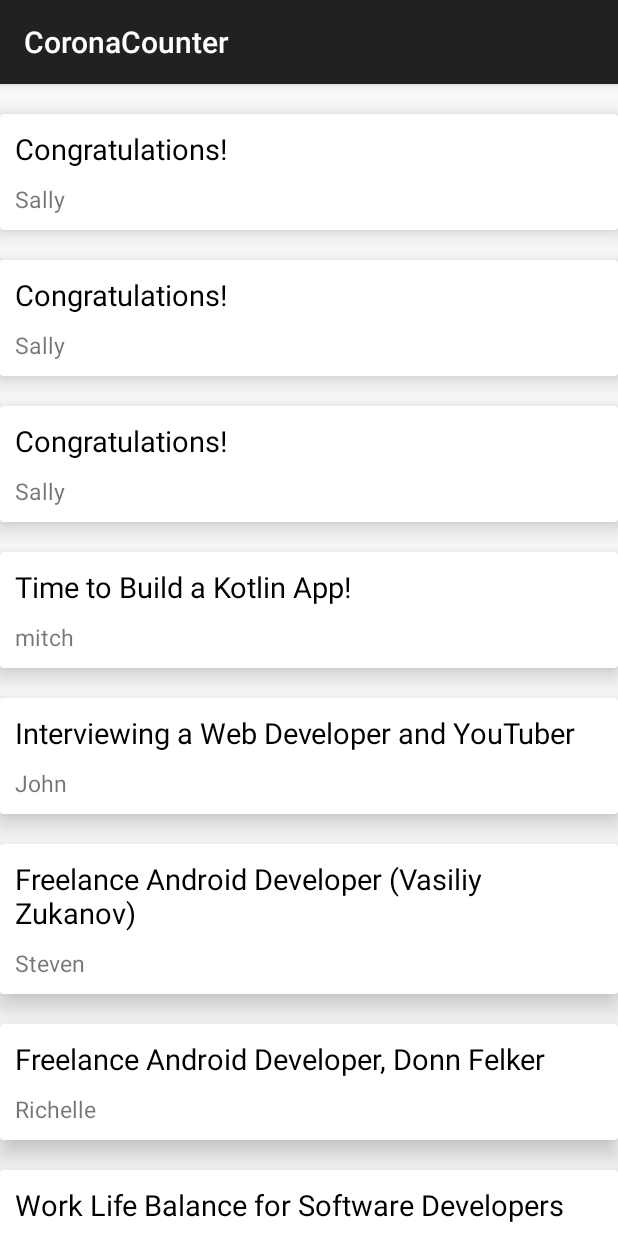
After one commit to lvddr/CoronaCounter, an Android app: the RecyclerView screen opened directly, with no data from a screen before it, on a phone screen of 412 x 824 dp. The commit adds this screen. Run offline under Robolectric (Android 15) with nearby library versions, the phone set to English and light mode, and no system bars; network calls fail.

Commit message:
ja już nawet nie wiem cczego nie wiem

```diff
--- a/app/build.gradle
+++ b/app/build.gradle
@@ -31,8 +31,12 @@ dependencies {
     implementation 'androidx.appcompat:appcompat:1.1.0'
     implementation 'androidx.core:core-ktx:1.2.0'
     implementation 'androidx.constraintlayout:constraintlayout:1.1.3'
-    testImplementation 'junit:junit:4.12'
+    testImplementation 'junit:junit:4.13'
     androidTestImplementation 'androidx.test.ext:junit:1.1.1'
     androidTestImplementation 'androidx.test.espresso:espresso-core:3.2.0'
+    androidTestImplementation 'androidx.test:runner:1.1.1'
     implementation 'org.jsoup:jsoup:1.13.1'
+    implementation 'androidx.recyclerview:recyclerview:1.1.0'
+    implementation 'androidx.cardview:cardview:1.0.0'
+
 }
--- a/app/src/main/AndroidManifest.xml
+++ b/app/src/main/AndroidManifest.xml
@@ -1,8 +1,10 @@
 <?xml version="1.0" encoding="utf-8"?>
 <manifest xmlns:android="http://schemas.android.com/apk/res/android"
     package="com.lvddr.coronacounter">
+
     <uses-permission android:name="android.permission.INTERNET" />
     <uses-permission android:name="android.permission.ACCESS_NETWORK_STATE" />
+
     <application
         android:allowBackup="true"
         android:icon="@drawable/icon"
@@ -10,6 +12,7 @@
         android:roundIcon="@drawable/icon"
         android:supportsRtl="true"
         android:theme="@style/Theme.AppCompat.DayNight.DarkActionBar">
+        <activity android:name=".RecyclerView"></activity>
         <activity android:name=".MainActivity">
             <intent-filter>
                 <action android:name="android.intent.action.MAIN" />
--- /dev/null
+++ b/app/src/main/java/com/lvddr/coronacounter/DataSource.kt
@@ -0,0 +1,159 @@
+package com.lvddr.coronacounter
+
+import com.lvddr.coronacounter.models.Corona
+
+class DataSource{
+
+    companion object{
+
+        fun createDataSet(): ArrayList<Corona>{
+            val list = ArrayList<Corona>()
+            list.add(
+                Corona(
+                    "Congratulations!",
+                    "You made it to the end of the course!\r\n\r\nNext we'll be building the REST API!",
+                    "https://raw.githubusercontent.com/mitchtabian/Blog-Images/master/digital_ocean.png",
+                    "Sally"
+                )
+            )
+            list.add(
+                Corona(
+                    "Congratulations!",
+                    "You made it to the end of the course!\r\n\r\nNext we'll be building the REST API!",
+                    "https://raw.githubusercontent.com/mitchtabian/Blog-Images/master/digital_ocean.png",
+                    "Sally"
+                )
+            )
+            list.add(
+                Corona(
+                    "Congratulations!",
+                    "You made it to the end of the course!\r\n\r\nNext we'll be building the REST API!",
+                    "https://raw.githubusercontent.com/mitchtabian/Blog-Images/master/digital_ocean.png",
+                    "Sally"
+                )
+            )
+            list.add(
+                Corona(
+                    "Time to Build a Kotlin App!",
+                    "The REST API course is complete. You can find the videos here: https://codingwithmitch.com/courses/build-a-rest-api/.",
+                    "https://raw.githubusercontent.com/mitchtabian/Kotlin-RecyclerView-Example/json-data-source/app/src/main/res/drawable/time_to_build_a_kotlin_app.png",
+                    "mitch"
+                )
+            )
+
+            list.add(
+                Corona(
+                    "Interviewing a Web Developer and YouTuber",
+                    "Justin has been producing online courses for YouTube, Udemy, and his website CodingForEntrepreneurs.com for over 5 years.",
+                    "https://raw.githubusercontent.com/mitchtabian/Kotlin-RecyclerView-Example/json-data-source/app/src/main/res/drawable/coding_for_entrepreneurs.png",
+                    "John"
+                )
+            )
+            list.add(
+                Corona(
+                    "Freelance Android Developer (Vasiliy Zukanov)",
+                    "Vasiliy has been a freelance android developer for several years. He also has some of the best android development courses I've had the pleasure of taking on Udemy.com.",
+                    "https://raw.githubusercontent.com/mitchtabian/Kotlin-RecyclerView-Example/json-data-source/app/src/main/res/drawable/freelance_android_dev_vasiliy_zukanov.png",
+                    "Steven"
+                )
+            )
+            list.add(
+                Corona(
+                    "Freelance Android Developer, Donn Felker",
+                    "Freelancing as an Android developer with Donn Felker.\\r\\n\\r\\nDonn is also:\\r\\n\\r\\n1) Founder of caster.io\\r\\n\\r\\n2) Co-host of the fragmented podcast (fragmentedpodcast.com).",
+                    "https://raw.githubusercontent.com/mitchtabian/Kotlin-RecyclerView-Example/json-data-source/app/src/main/res/drawable/freelance_android_dev_donn_felker.png",
+                    "Richelle"
+                )
+            )
+            list.add(
+                Corona(
+                    "Work Life Balance for Software Developers",
+                    "What kind of hobbies do software developers have? It sounds like many software developers don't have a lot of hobbies and choose to focus on work. Is that a good idea?",
+                    "https://raw.githubusercontent.com/mitchtabian/Kotlin-RecyclerView-Example/json-data-source/app/src/main/res/drawable/work_life_balance.png",
+                    "Jessica"
+                )
+            )
+            list.add(
+                Corona(
+                    "Full Stack Web Developer - Nicholas Olsen",
+                    "In this podcast I interviewed the Fullsnack Developer (AKA Nicholas Olsen).\\r\\n\\r\\nNicholas is many things. What I mean by that is, he's good at many things.\\r\\n\\r\\n1. He’s an entrepreneur\\r\\n\\r\\n2. Web developer\\r\\n\\r\\n3. Artist\\r\\n\\r\\n4. Graphic designer\\r\\n\\r\\n5. Musician (drums)\\r\\n\\r\\n6. Professional BodyBuilder.",
+                    "https://raw.githubusercontent.com/mitchtabian/Kotlin-RecyclerView-Example/json-data-source/app/src/main/res/drawable/fullsnack_developer.png",
+                    "Guy"
+                )
+            )
+            list.add(
+                Corona(
+                    "Javascript Expert - Wes Bos",
+                    "Interviewing a web developer, javascript expert, entrepreneur, freelancer, podcaster, and much more.",
+                    "https://raw.githubusercontent.com/mitchtabian/Kotlin-RecyclerView-Example/json-data-source/app/src/main/res/drawable/javascript_expert_wes_bos.png",
+                    "Ruby"
+                )
+            )
+            list.add(
+                Corona(
+                    "Senior Android Engineer - Kaushik Gopal",
+                    "Kaushik Gopal is a Senior Android Engineer working in Silicon Valley.\r\n\r\nHe works as a Senior Staff engineer at Instacart.\r\n\r\nInstacart: https://www.instacart.com/",
+                    "https://raw.githubusercontent.com/mitchtabian/Kotlin-RecyclerView-Example/json-data-source/app/src/main/res/drawable/senior_android_engineer_kaushik_gopal.png",
+                    "mitch"
+                )
+            )
+            list.add(
+                Corona(
+                    "Senior Android Engineer - Kaushik Gopal",
+                    "Kaushik Gopal is a Senior Android Engineer working in Silicon Valley.\r\n\r\nHe works as a Senior Staff engineer at Instacart.\r\n\r\nInstacart: https://www.instacart.com/",
+                    "https://raw.githubusercontent.com/mitchtabian/Kotlin-RecyclerView-Example/json-data-source/app/src/main/res/drawable/senior_android_engineer_kaushik_gopal.png",
+                    "mitch"
+                )
+            )
+            list.add(
+                Corona(
+                    "Senior Android Engineer - Kaushik Gopal",
+                    "Kaushik Gopal is a Senior Android Engineer working in Silicon Valley.\r\n\r\nHe works as a Senior Staff engineer at Instacart.\r\n\r\nInstacart: https://www.instacart.com/",
+                    "https://raw.githubusercontent.com/mitchtabian/Kotlin-RecyclerView-Example/json-data-source/app/src/main/res/drawable/senior_android_engineer_kaushik_gopal.png",
+                    "mitch"
+                )
+            )
+            list.add(
+                    Corona(
+                        "Senior Android Engineer - Kaushik Gopal",
+                        "Kaushik Gopal is a Senior Android Engineer working in Silicon Valley.\r\n\r\nHe works as a Senior Staff engineer at Instacart.\r\n\r\nInstacart: https://www.instacart.com/",
+                        "https://raw.githubusercontent.com/mitchtabian/Kotlin-RecyclerView-Example/json-data-source/app/src/main/res/drawable/senior_android_engineer_kaushik_gopal.png",
+                        "mitch"
+                    )
+                    )
+            list.add(
+                Corona(
+                    "Senior Android Engineer - Kaushik Gopal",
+                    "Kaushik Gopal is a Senior Android Engineer working in Silicon Valley.\r\n\r\nHe works as a Senior Staff engineer at Instacart.\r\n\r\nInstacart: https://www.instacart.com/",
+                    "https://raw.githubusercontent.com/mitchtabian/Kotlin-RecyclerView-Example/json-data-source/app/src/main/res/drawable/senior_android_engineer_kaushik_gopal.png",
+                    "mitch"
+                )
+            )
+            list.add(
+                    Corona(
+                        "Senior Android Engineer - Kaushik Gopal",
+                        "Kaushik Gopal is a Senior Android Engineer working in Silicon Valley.\r\n\r\nHe works as a Senior Staff engineer at Instacart.\r\n\r\nInstacart: https://www.instacart.com/",
+                        "https://raw.githubusercontent.com/mitchtabian/Kotlin-RecyclerView-Example/json-data-source/app/src/main/res/drawable/senior_android_engineer_kaushik_gopal.png",
+                        "mitch"
+                    )
+                    )
+            list.add(
+                Corona(
+                    "Senior Android Engineer - Kaushik Gopal",
+                    "Kaushik Gopal is a Senior Android Engineer working in Silicon Valley.\r\n\r\nHe works as a Senior Staff engineer at Instacart.\r\n\r\nInstacart: https://www.instacart.com/",
+                    "https://raw.githubusercontent.com/mitchtabian/Kotlin-RecyclerView-Example/json-data-source/app/src/main/res/drawable/senior_android_engineer_kaushik_gopal.png",
+                    "mitch"
+                )
+            )
+            list.add(
+                Corona(
+                    "Senior Android Engineer - Kaushik Gopal",
+                    "Kaushik Gopal is a Senior Android Engineer working in Silicon Valley.\r\n\r\nHe works as a Senior Staff engineer at Instacart.\r\n\r\nInstacart: https://www.instacart.com/",
+                    "https://raw.githubusercontent.com/mitchtabian/Kotlin-RecyclerView-Example/json-data-source/app/src/main/res/drawable/senior_android_engineer_kaushik_gopal.png",
+                    "mitch"
+                )
+            )
+            return list
+        }
+    }
+}
--- /dev/null
+++ b/app/src/main/java/com/lvddr/coronacounter/RecyclerAdapter.kt
@@ -0,0 +1,49 @@
+package com.lvddr.coronacounter
+
+import android.view.LayoutInflater
+import android.view.View
+import android.view.ViewGroup
+import com.lvddr.coronacounter.models.Corona
+import androidx.recyclerview.widget.RecyclerView
+import kotlinx.android.synthetic.main.layout_counter_list_item.view.*
+
+class RecyclerAdapter : RecyclerView.Adapter<RecyclerView.ViewHolder>() {
+
+    private var items: List<Corona> = ArrayList()
+
+    override fun onCreateViewHolder(parent: ViewGroup, viewType: Int): RecyclerView.ViewHolder {
+    return CoronaViewHolder(
+        LayoutInflater.from(parent.context).inflate(R.layout.layout_counter_list_item, parent, false)
+    )
+    }
+
+    override fun onBindViewHolder(holder: RecyclerView.ViewHolder, position: Int) {
+        when(holder){
+            is CoronaViewHolder -> {
+                holder.bind(items.get(position))
+            }
+        }
+    }
+
+    override fun getItemCount(): Int {
+        return items.size
+
+    }
+
+    fun submitList(blogList: List<Corona>) {
+        items = blogList
+    }
+
+    class CoronaViewHolder constructor(itemView: View) : RecyclerView.ViewHolder(itemView) {
+        val blogTitle = itemView.blog_title
+        val blogAuthor = itemView.blog_author
+
+        fun bind(blogPost:Corona) {
+            blogTitle.setText(blogPost.title)
+            blogAuthor.setText(blogPost.username)
+
+
+        }
+    }
+
+}
--- /dev/null
+++ b/app/src/main/java/com/lvddr/coronacounter/RecyclerView.kt
@@ -0,0 +1,36 @@
+package com.lvddr.coronacounter
+
+import android.os.Bundle
+import androidx.appcompat.app.AppCompatActivity
+import androidx.recyclerview.widget.LinearLayoutManager
+import com.lvddr.coronacounter.models.Corona
+import kotlinx.android.synthetic.main.activity_recycler_view.*
+
+class RecyclerView : AppCompatActivity() {
+
+    private lateinit var blogAdapter: RecyclerAdapter
+
+    override fun onCreate(savedInstanceState: Bundle?) {
+        super.onCreate(savedInstanceState)
+        setContentView(R.layout.activity_recycler_view)
+        initRecyclerView()
+        addDataSet()
+    }
+
+    private fun addDataSet() {
+        val data = DataSource.createDataSet()
+        blogAdapter.submitList(data)
+    }
+
+    private fun initRecyclerView() {
+
+        recycler_view.apply {
+            layoutManager = LinearLayoutManager(this@RecyclerView)
+            blogAdapter = RecyclerAdapter()
+            val topSpacingDecoration = TopSpacingItemDecoration(30)
+            addItemDecoration(topSpacingDecoration)
+            adapter = blogAdapter
+        }
+
+    }
+}
--- /dev/null
+++ b/app/src/main/java/com/lvddr/coronacounter/TopSpacingItemDecoration.kt
@@ -0,0 +1,15 @@
+package com.lvddr.coronacounter
+import android.graphics.Rect
+import android.view.View
+import androidx.recyclerview.widget.RecyclerView
+class TopSpacingItemDecoration(private val padding: Int): RecyclerView.ItemDecoration() {
+    override fun getItemOffsets(
+        outRect: Rect,
+        view: View,
+        parent: RecyclerView,
+        state: RecyclerView.State
+    ) {
+        super.getItemOffsets(outRect, view, parent, state)
+        outRect.top = padding
+    }
+}
--- /dev/null
+++ b/app/src/main/java/com/lvddr/coronacounter/models/Corona.kt
@@ -0,0 +1,9 @@
+package com.lvddr.coronacounter.models
+
+data class Corona(
+    var title: String,
+    var body: String,
+    var image: String,
+    var username: String
+) {
+}
--- /dev/null
+++ b/app/src/main/res/layout/activity_recycler_view.xml
@@ -0,0 +1,19 @@
+<?xml version="1.0" encoding="utf-8"?>
+<androidx.constraintlayout.widget.ConstraintLayout xmlns:android="http://schemas.android.com/apk/res/android"
+    xmlns:app="http://schemas.android.com/apk/res-auto"
+    xmlns:tools="http://schemas.android.com/tools"
+    android:layout_width="match_parent"
+    android:layout_height="match_parent"
+    tools:context=".RecyclerView">
+
+    <androidx.recyclerview.widget.RecyclerView
+        android:layout_width="match_parent"
+        android:layout_height="match_parent"
+        android:id="@+id/recycler_view"
+        app:layout_constraintTop_toTopOf="parent"
+        app:layout_constraintBottom_toBottomOf="parent"
+        app:layout_constraintRight_toRightOf="parent"
+        app:layout_constraintLeft_toLeftOf="parent"
+        />
+
+</androidx.constraintlayout.widget.ConstraintLayout>
--- /dev/null
+++ b/app/src/main/res/layout/layout_counter_list_item.xml
@@ -0,0 +1,68 @@
+<?xml version="1.0" encoding="utf-8"?>
+<androidx.cardview.widget.CardView
+    xmlns:android="http://schemas.android.com/apk/res/android"
+    android:layout_width="match_parent"
+    android:layout_height="wrap_content"
+    xmlns:app="http://schemas.android.com/apk/res-auto"
+    app:cardElevation="10dp"
+    app:cardCornerRadius="2dp"
+    app:cardPreventCornerOverlap="false"
+    >
+
+    <androidx.constraintlayout.widget.ConstraintLayout
+        android:layout_width="match_parent"
+        android:layout_height="wrap_content"
+        >
+
+        <ImageView
+            android:layout_width="match_parent"
+            android:layout_height="0dp"
+            app:layout_constraintTop_toTopOf="parent"
+            app:layout_constraintLeft_toLeftOf="parent"
+            app:layout_constraintRight_toRightOf="parent"
+            android:id="@+id/blog_image"
+            android:padding="0dp"
+            android:layout_margin="0dp"
+            android:adjustViewBounds="true"
+            android:scaleType="fitXY"
+            />
+
+
+        <LinearLayout
+            android:layout_width="match_parent"
+            android:layout_height="wrap_content"
+            app:layout_constraintTop_toBottomOf="@id/blog_image"
+            app:layout_constraintLeft_toLeftOf="parent"
+            app:layout_constraintRight_toRightOf="parent"
+            app:layout_constraintBottom_toBottomOf="parent"
+            android:orientation="vertical"
+            android:padding="10dp"
+            android:id="@+id/container1"
+            >
+            <TextView
+                android:layout_width="match_parent"
+                android:layout_height="wrap_content"
+                android:id="@+id/blog_title"
+                android:text="The Title of a Blog"
+                android:textColor="#000"
+                android:textSize="19sp"
+                />
+
+            <TextView
+                android:layout_width="match_parent"
+                android:layout_height="wrap_content"
+                android:id="@+id/blog_author"
+                android:text="Mitch Tabian"
+                android:textSize="15sp"
+                android:layout_marginTop="10dp"
+                />
+
+
+        </LinearLayout>
+
+
+
+    </androidx.constraintlayout.widget.ConstraintLayout>
+
+
+</androidx.cardview.widget.CardView>
--- a/build.gradle
+++ b/build.gradle
@@ -1,14 +1,14 @@
 // Top-level build file where you can add configuration options common to all sub-projects/modules.
 
 buildscript {
-    ext.kotlin_version = '1.3.70'
+    ext.kotlin_version = '1.3.71'
     repositories {
         google()
         jcenter()
 
     }
     dependencies {
-        classpath 'com.android.tools.build:gradle:3.6.1'
+        classpath 'com.android.tools.build:gradle:3.6.2'
         classpath "org.jetbrains.kotlin:kotlin-gradle-plugin:$kotlin_version"
 
         // NOTE: Do not place your application dependencies here; they belong
```
Also changed, not shown: app/src/main/java/com/lvddr/coronacounter/MainActivity.kt (+7 -1 lines), app/src/main/res/layout/activity_main.xml (+10 -0 lines), app/src/main/res/layout/poland.xml (deleted, +0 -105 lines).
